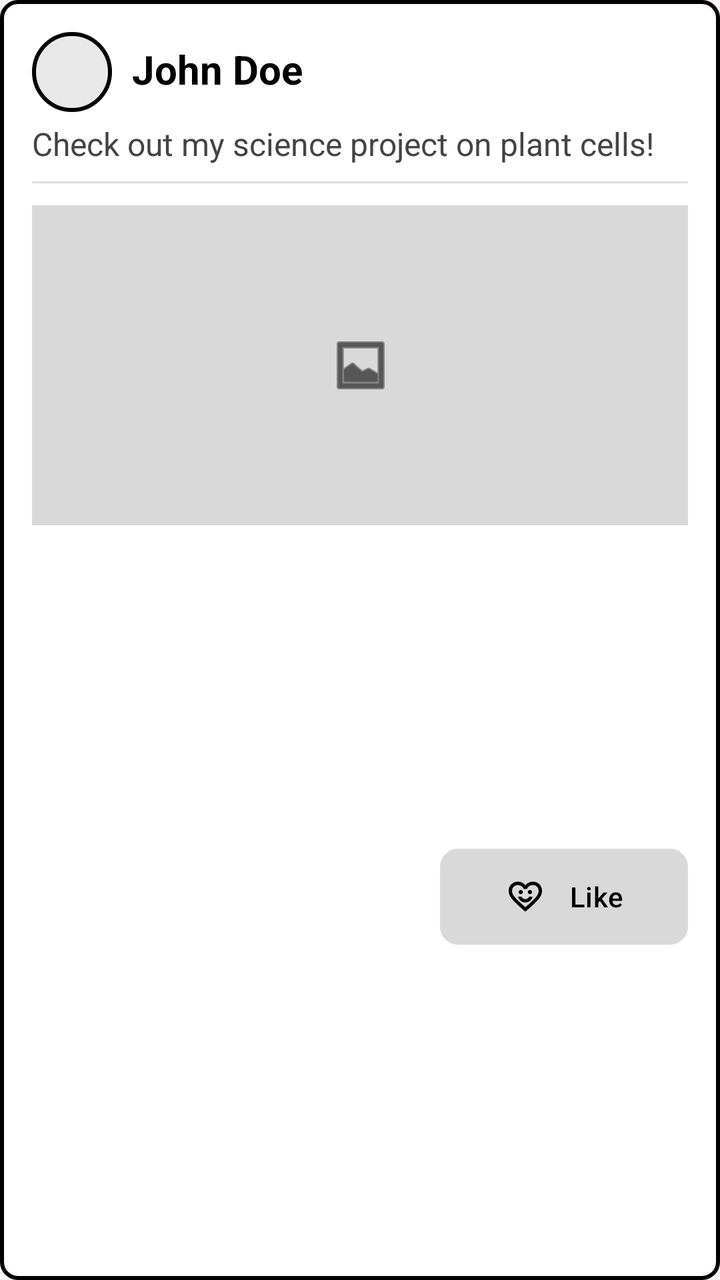
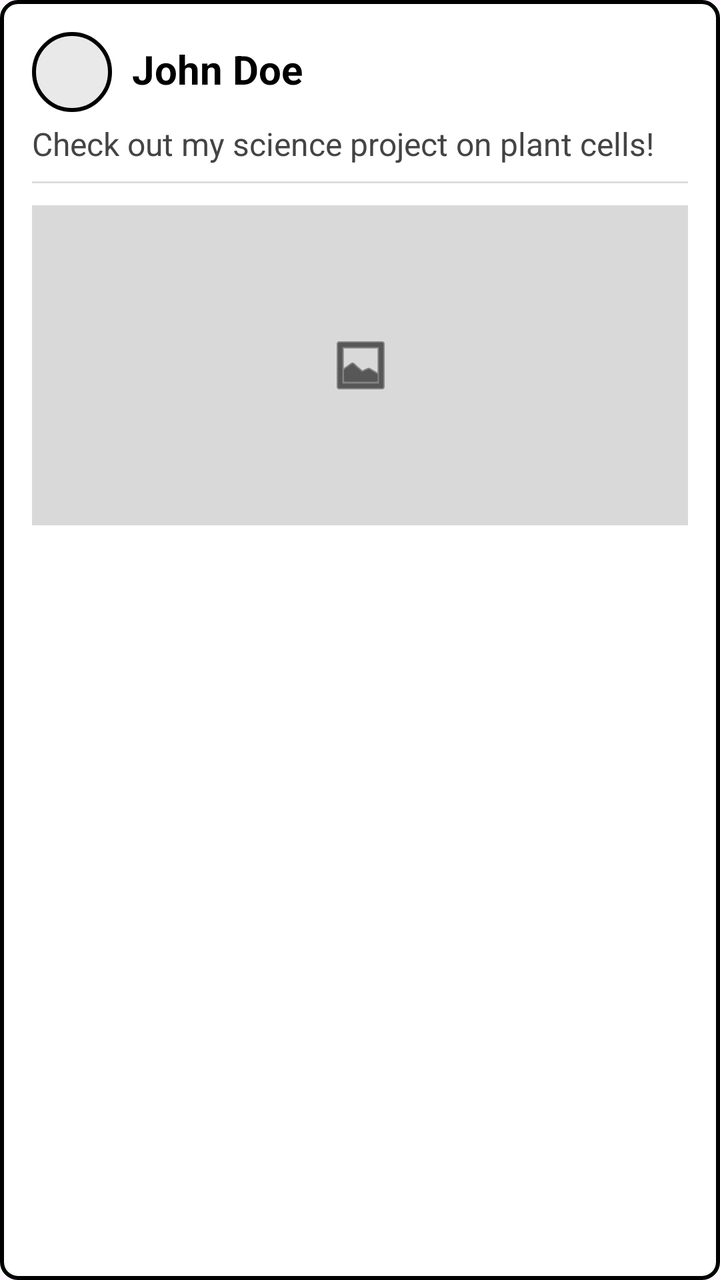

Compare the two renders of this Android layout. The source of the first and the diff that turns it into the second are given below.
<!-- AndroidManifest.xml: application theme Theme.EduView -->
<!-- res/layout/item_post.xml -->
<?xml version="1.0" encoding="utf-8"?>
<androidx.constraintlayout.widget.ConstraintLayout xmlns:android="http://schemas.android.com/apk/res/android"
    xmlns:app="http://schemas.android.com/apk/res-auto"
    android:id="@+id/Post"
    android:layout_width="match_parent"
    android:layout_height="wrap_content"
    android:padding="16dp"
    android:layout_marginTop="5dp"
    android:background="@drawable/feed_posts_border"
    app:layout_constraintEnd_toEndOf="parent"
    app:layout_constraintStart_toStartOf="parent"
    app:layout_constraintTop_toTopOf="parent">

    <View
        android:id="@+id/pfp"
        android:layout_height="40dp"
        android:layout_width="40dp"
        android:background="@drawable/feed_profile_picture"
        app:layout_constraintStart_toStartOf="parent"
        app:layout_constraintTop_toTopOf="parent"/>

    <TextView
        android:id="@+id/tvStudentName"
        android:layout_width="0dp"
        android:layout_height="wrap_content"
        android:layout_marginStart="10dp"
        android:layout_marginTop="5dp"
        android:text="John Doe"
        android:textColor="@color/black"
        android:textSize="20sp"
        android:textStyle="bold"
        app:layout_constraintStart_toEndOf="@+id/pfp"
        app:layout_constraintTop_toTopOf="parent" />

    <TextView
        android:id="@+id/tvPostContent"
        android:layout_height="wrap_content"
        android:layout_width="wrap_content"
        android:layout_marginTop="5dp"
        android:text="Check out my science project on plant cells!"
        android:textAlignment="viewStart"
        android:textColor="#444444"
        android:textSize="16sp"
        app:layout_constraintStart_toStartOf="parent"
        app:layout_constraintTop_toBottomOf="@id/pfp" />

    <View
        android:id="@+id/divider1"
        android:layout_width="0dp"
        android:layout_height="1dp"
        android:layout_marginTop="8dp"
        android:background="#DDDDDD"
        app:layout_constraintEnd_toEndOf="parent"
        app:layout_constraintStart_toStartOf="parent"
        app:layout_constraintTop_toBottomOf="@id/tvPostContent" />

    <ImageView
        android:id="@+id/ivPostImage"
        android:contentDescription="Image"
        android:layout_width="366dp"
        android:layout_height="160dp"
        android:layout_marginTop="20dp"
        android:adjustViewBounds="true"
        android:maxHeight="300dp"
        android:scaleType="centerInside"
        android:src="@android:drawable/ic_menu_gallery"
        android:visibility="visible"
        android:background="@drawable/feed_image_bg"
        app:layout_constraintBottom_toBottomOf="@+id/layoutModeration"
        app:layout_constraintEnd_toEndOf="parent"
        app:layout_constraintStart_toStartOf="parent"
        app:layout_constraintTop_toBottomOf="@id/tvPostContent"
        app:layout_constraintVertical_bias="0.0"
        app:tint="@color/black" />

    <LinearLayout
        android:id="@+id/layoutLike"
        android:layout_width="wrap_content"
        android:layout_height="wrap_content"
        android:layout_marginTop="12dp"
        android:gravity="center_vertical"
        android:orientation="horizontal"
        app:layout_constraintBaseline_toBottomOf="@id/ivPostImage"
        app:layout_constraintEnd_toEndOf="parent">

    </LinearLayout>

    <LinearLayout
        android:id="@+id/layoutModeration"
        android:layout_width="wrap_content"
        android:layout_height="wrap_content"
        android:layout_marginTop="16dp"
        android:orientation="horizontal"
        app:layout_constraintBottom_toBottomOf="parent"
        app:layout_constraintEnd_toEndOf="parent"
        app:layout_constraintStart_toStartOf="parent" />

    <com.google.android.material.button.MaterialButton
        android:id="@+id/ButtonLikePost"
        android:layout_width="124dp"
        android:layout_height="48dp"
        android:layout_marginTop="10dp"
        android:background="@drawable/feed_like_button"
        android:contentDescription="LikeButton"
        android:text="Like"
        android:textColor="@color/black"
        app:backgroundTint="@color/not_liked_like_button_background"
        app:icon="@drawable/like_button_icon_24"
        app:iconGravity="textStart"
        app:iconPadding="12dp"
        app:iconSize="20dp"
        app:iconTint="@color/black"
        app:layout_constraintBottom_toBottomOf="parent"
        app:layout_constraintEnd_toEndOf="parent"
        app:layout_constraintTop_toBottomOf="@+id/ivPostImage" />

</androidx.constraintlayout.widget.ConstraintLayout>
<!-- resources referenced by this layout -->
<resources>
  <color name="black">#FF000000</color>
  <color name="not_liked_like_button_background">#D9D9D9</color>
  <!-- drawable feed_image_bg (drawable) -->
  <?xml version="1.0" encoding="utf-8"?>
  <shape xmlns:android="http://schemas.android.com/apk/res/android"
      android:shape="rectangle">
      <solid android:color="#D9D9D9"/>
  </shape>
  <!-- drawable feed_like_button (drawable) -->
  <?xml version="1.0" encoding="utf-8"?>
  <shape xmlns:android="http://schemas.android.com/apk/res/android"
      android:shape="rectangle">
      <stroke
          android:width="2dp"
          android:color="@color/not_liked_like_button_background"/>
      <solid android:color="@color/not_liked_like_button_background"/>
      <corners android:radius="8dp"/>
  </shape>
  <!-- drawable feed_posts_border (drawable) -->
  <?xml version="1.0" encoding="utf-8"?>
  <shape xmlns:android="http://schemas.android.com/apk/res/android"
      android:shape="rectangle">
      <stroke
          android:width="2dp"
          android:color="@color/black"/>
      <solid android:color="@android:color/white"/>
      <corners android:radius="8dp"/>
      <padding
          android:bottom="5dp"
          android:left="5dp"
          android:right="5dp"
          android:top="5dp" />
  </shape>
  <!-- drawable feed_profile_picture (drawable) -->
  <?xml version="1.0" encoding="utf-8"?>
  <shape xmlns:android="http://schemas.android.com/apk/res/android"
      android:shape="oval">
      <stroke
          android:color="@color/black"
          android:width="2dp" />
      <solid android:color="#E9E9E9"/>
      <size
          android:width="30dp"
          android:height="30dp"/>
  
  </shape>
  <!-- drawable like_button_icon_24 (drawable) -->
  <vector xmlns:android="http://schemas.android.com/apk/res/android" android:height="24dp" android:tint="#FD0001" android:viewportHeight="960" android:viewportWidth="960" android:width="24dp">
        
      <path android:fillColor="@android:color/white" android:pathData="M592,581Q641,542 655,480L572,480Q560,507 535,523.5Q510,540 480,540Q450,540 425,523.5Q400,507 388,480L305,480Q319,542 368,581Q417,620 480,620Q543,620 592,581ZM405.5,405.5Q420,391 420,370Q420,349 405.5,334.5Q391,320 370,320Q349,320 334.5,334.5Q320,349 320,370Q320,391 334.5,405.5Q349,420 370,420Q391,420 405.5,405.5ZM625.5,405.5Q640,391 640,370Q640,349 625.5,334.5Q611,320 590,320Q569,320 554.5,334.5Q540,349 540,370Q540,391 554.5,405.5Q569,420 590,420Q611,420 625.5,405.5ZM480,840L422,790Q321,702 255,638Q189,574 150,523Q111,472 95.5,429Q80,386 80,340Q80,246 143,183Q206,120 300,120Q352,120 399,142Q446,164 480,204Q514,164 561,142Q608,120 660,120Q754,120 817,183Q880,246 880,340Q880,386 864.5,429Q849,472 810,523Q771,574 705,638Q639,702 538,790L480,840ZM480,732Q576,649 638,591Q700,533 736,488.5Q772,444 786,409.5Q800,375 800,340Q800,280 760,240Q720,200 660,200Q613,200 573,226.5Q533,253 518,294L518,294L442,294L442,294Q427,253 387,226.5Q347,200 300,200Q240,200 200,240Q160,280 160,340Q160,375 174,409.5Q188,444 224,488.5Q260,533 322,591Q384,649 480,732ZM480,466Q480,466 480,466Q480,466 480,466Q480,466 480,466Q480,466 480,466Q480,466 480,466Q480,466 480,466Q480,466 480,466Q480,466 480,466L480,466L480,466L480,466Q480,466 480,466Q480,466 480,466Q480,466 480,466Q480,466 480,466Q480,466 480,466Q480,466 480,466Q480,466 480,466Q480,466 480,466Z"/>
      
  </vector>
  <style name="Theme.EduView" parent="Base.Theme.EduView" />
  <style name="Base.Theme.EduView" parent="Theme.Material3.DayNight.NoActionBar">
          
          
      </style>
</resources>

<!-- the commit's change to res/layout/item_post.xml (unified diff, before → after) -->
@@ -95,23 +95,4 @@
         app:layout_constraintEnd_toEndOf="parent"
         app:layout_constraintStart_toStartOf="parent" />
 
-    <com.google.android.material.button.MaterialButton
-        android:id="@+id/ButtonLikePost"
-        android:layout_width="124dp"
-        android:layout_height="48dp"
-        android:layout_marginTop="10dp"
-        android:background="@drawable/feed_like_button"
-        android:contentDescription="LikeButton"
-        android:text="Like"
-        android:textColor="@color/black"
-        app:backgroundTint="@color/not_liked_like_button_background"
-        app:icon="@drawable/like_button_icon_24"
-        app:iconGravity="textStart"
-        app:iconPadding="12dp"
-        app:iconSize="20dp"
-        app:iconTint="@color/black"
-        app:layout_constraintBottom_toBottomOf="parent"
-        app:layout_constraintEnd_toEndOf="parent"
-        app:layout_constraintTop_toBottomOf="@+id/ivPostImage" />
-
 </androidx.constraintlayout.widget.ConstraintLayout>
<!-- resource entries referenced after the edit -->
@@ -1,22 +1,11 @@
 <!-- resources referenced by this layout -->
 <resources>
   <color name="black">#FF000000</color>
-  <color name="not_liked_like_button_background">#D9D9D9</color>
   <!-- drawable feed_image_bg (drawable) -->
   <?xml version="1.0" encoding="utf-8"?>
   <shape xmlns:android="http://schemas.android.com/apk/res/android"
       android:shape="rectangle">
       <solid android:color="#D9D9D9"/>
-  </shape>
-  <!-- drawable feed_like_button (drawable) -->
-  <?xml version="1.0" encoding="utf-8"?>
-  <shape xmlns:android="http://schemas.android.com/apk/res/android"
-      android:shape="rectangle">
-      <stroke
-          android:width="2dp"
-          android:color="@color/not_liked_like_button_background"/>
-      <solid android:color="@color/not_liked_like_button_background"/>
-      <corners android:radius="8dp"/>
   </shape>
   <!-- drawable feed_posts_border (drawable) -->
   <?xml version="1.0" encoding="utf-8"?>
@@ -46,12 +35,6 @@
           android:height="30dp"/>
   
   </shape>
-  <!-- drawable like_button_icon_24 (drawable) -->
-  <vector xmlns:android="http://schemas.android.com/apk/res/android" android:height="24dp" android:tint="#FD0001" android:viewportHeight="960" android:viewportWidth="960" android:width="24dp">
-        
-      <path android:fillColor="@android:color/white" android:pathData="M592,581Q641,542 655,480L572,480Q560,507 535,523.5Q510,540 480,540Q450,540 425,523.5Q400,507 388,480L305,480Q319,542 368,581Q417,620 480,620Q543,620 592,581ZM405.5,405.5Q420,391 420,370Q420,349 405.5,334.5Q391,320 370,320Q349,320 334.5,334.5Q320,349 320,370Q320,391 334.5,405.5Q349,420 370,420Q391,420 405.5,405.5ZM625.5,405.5Q640,391 640,370Q640,349 625.5,334.5Q611,320 590,320Q569,320 554.5,334.5Q540,349 540,370Q540,391 554.5,405.5Q569,420 590,420Q611,420 625.5,405.5ZM480,840L422,790Q321,702 255,638Q189,574 150,523Q111,472 95.5,429Q80,386 80,340Q80,246 143,183Q206,120 300,120Q352,120 399,142Q446,164 480,204Q514,164 561,142Q608,120 660,120Q754,120 817,183Q880,246 880,340Q880,386 864.5,429Q849,472 810,523Q771,574 705,638Q639,702 538,790L480,840ZM480,732Q576,649 638,591Q700,533 736,488.5Q772,444 786,409.5Q800,375 800,340Q800,280 760,240Q720,200 660,200Q613,200 573,226.5Q533,253 518,294L518,294L442,294L442,294Q427,253 387,226.5Q347,200 300,200Q240,200 200,240Q160,280 160,340Q160,375 174,409.5Q188,444 224,488.5Q260,533 322,591Q384,649 480,732ZM480,466Q480,466 480,466Q480,466 480,466Q480,466 480,466Q480,466 480,466Q480,466 480,466Q480,466 480,466Q480,466 480,466Q480,466 480,466L480,466L480,466L480,466Q480,466 480,466Q480,466 480,466Q480,466 480,466Q480,466 480,466Q480,466 480,466Q480,466 480,466Q480,466 480,466Q480,466 480,466Z"/>
-      
-  </vector>
   <style name="Theme.EduView" parent="Base.Theme.EduView" />
   <style name="Base.Theme.EduView" parent="Theme.Material3.DayNight.NoActionBar">
           
